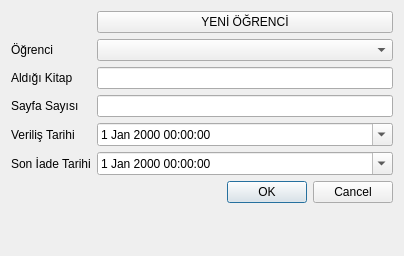
Above: addrecord.ui from bariscelik/hilohane before the change. Below: the same form after it.
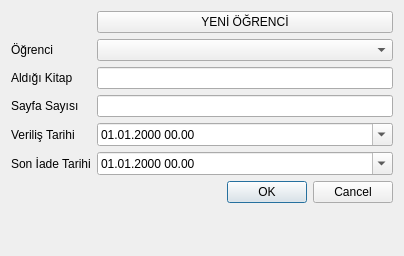
That is the form after the change.

```diff
--- a/addrecord.ui
+++ b/addrecord.ui
@@ -50,6 +50,9 @@
    </item>
    <item row="7" column="1">
     <widget class="QDateTimeEdit" name="deliveryDateEdit">
+     <property name="displayFormat">
+      <string>dd.MM.yyyy HH.mm</string>
+     </property>
      <property name="calendarPopup">
       <bool>true</bool>
      </property>
@@ -95,6 +98,9 @@
    </item>
    <item row="9" column="1">
     <widget class="QDateTimeEdit" name="sonIadeTarihiDateTimeEdit">
+     <property name="displayFormat">
+      <string>dd.MM.yyyy HH.mm</string>
+     </property>
      <property name="calendarPopup">
       <bool>true</bool>
      </property>
```
Left out of the diff: 3 changed lines with no effect on the pictures.
